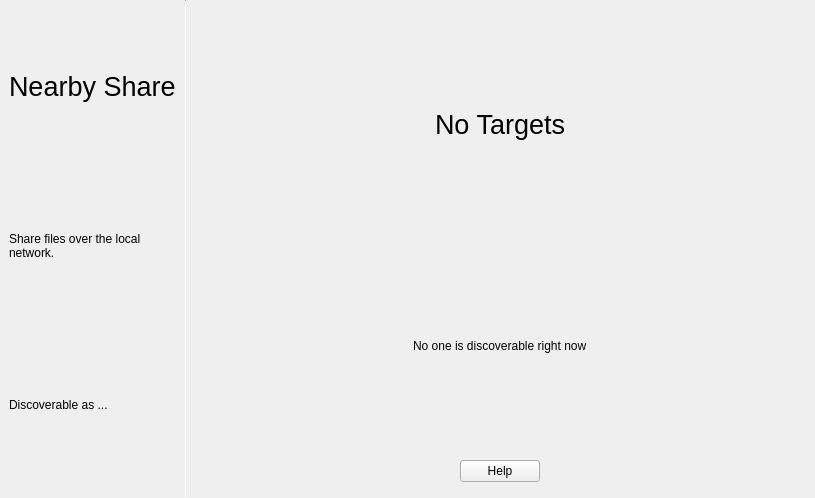
theCheeseboard/thefile, file plugins/qnearbyshare/nearbysharewidget.ui: the form before one commit.
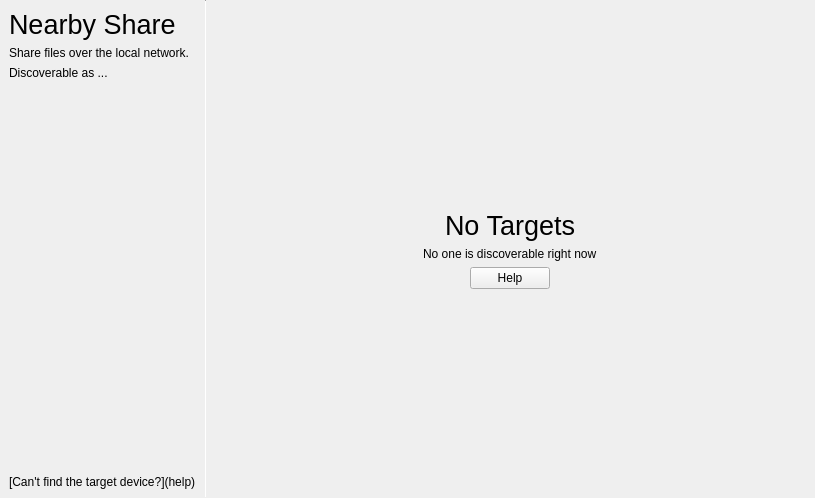
The form after the commit. Icons and pictures are not drawn. Custom widgets are drawn as their Qt base class.

Patch:
```diff
--- a/plugins/qnearbyshare/nearbysharewidget.ui
+++ b/plugins/qnearbyshare/nearbysharewidget.ui
@@ -67,10 +67,26 @@
       <item>
        <spacer name="verticalSpacer">
         <property name="orientation">
-         <enum>Qt::Vertical</enum>
+         <enum>Qt::Orientation::Vertical</enum>
+        </property>
+        <property name="sizeHint" stdset="0">
+         <size>
+          <width>0</width>
+          <height>0</height>
+         </size>
         </property>
        </spacer>
       </item>
+      <item>
+       <widget class="QLabel" name="helpLabel">
+        <property name="text">
+         <string notr="true">[Can't find the target device?](help)</string>
+        </property>
+        <property name="textFormat">
+         <enum>Qt::TextFormat::MarkdownText</enum>
+        </property>
+       </widget>
+      </item>
      </layout>
     </widget>
    </item>
@@ -142,7 +158,13 @@
        <item>
         <spacer name="verticalSpacer_4">
          <property name="orientation">
-          <enum>Qt::Vertical</enum>
+          <enum>Qt::Orientation::Vertical</enum>
+         </property>
+         <property name="sizeHint" stdset="0">
+          <size>
+           <width>0</width>
+           <height>0</height>
+          </size>
          </property>
         </spacer>
        </item>
@@ -178,7 +200,13 @@
        <item>
         <spacer name="verticalSpacer_3">
          <property name="orientation">
-          <enum>Qt::Vertical</enum>
+          <enum>Qt::Orientation::Vertical</enum>
+         </property>
+         <property name="sizeHint" stdset="0">
+          <size>
+           <width>0</width>
+           <height>0</height>
+          </size>
          </property>
         </spacer>
        </item>
```
Left out of the diff: 16 changed lines with no effect on the pictures.
